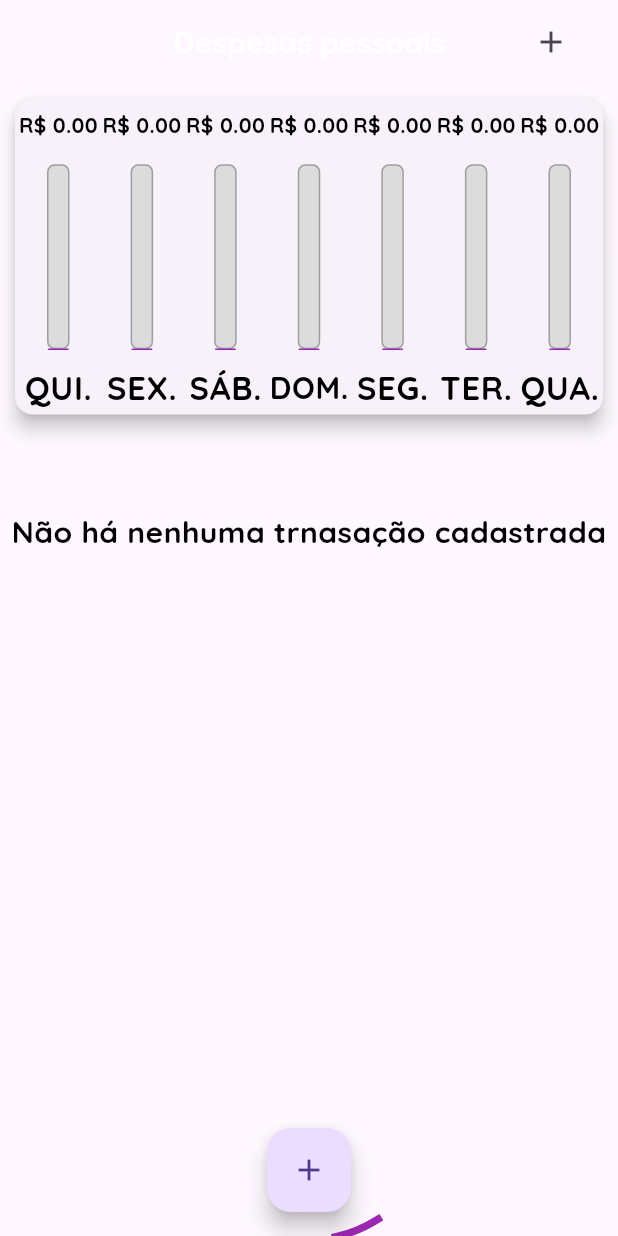
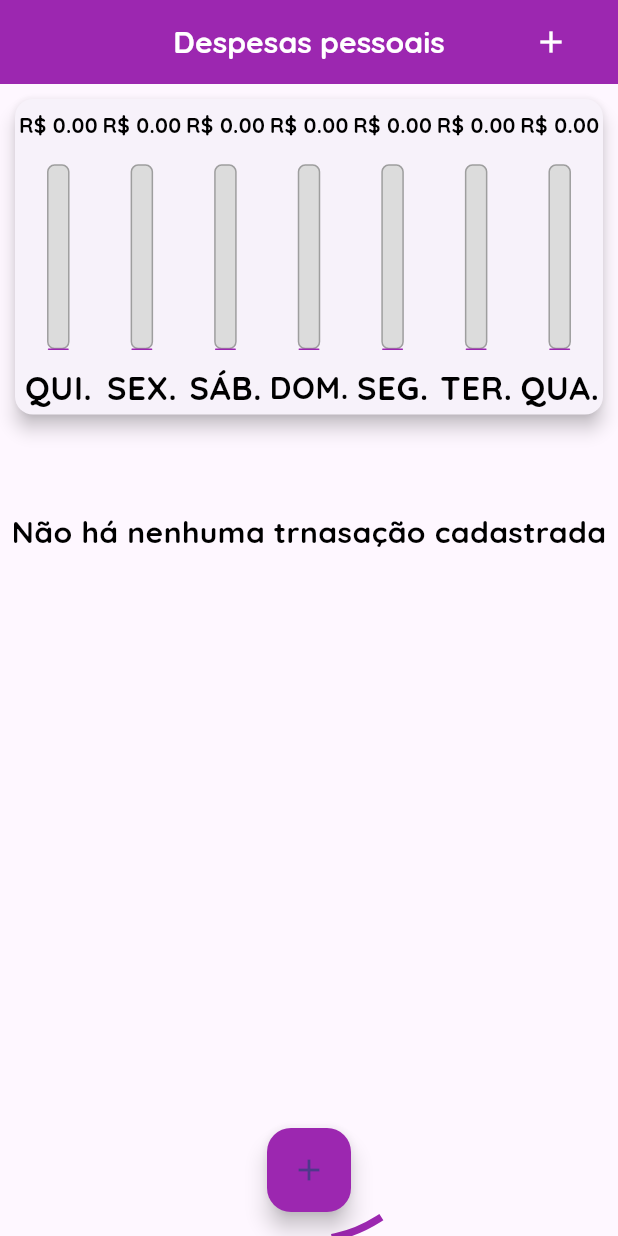
Before and after one commit to jonkstro/curso-flutter-expenses, a Flutter app: the screen it shows after launch, on a phone screen of 412 x 824 dp. Run offline on Flutter 3.47's test engine with Material 3 defaults, Android fonts, the phone set to English and light mode, and no system bars.

Commit message:
Alterado para Material Design 3

```diff
--- a/lib/components/transactions_list.dart
+++ b/lib/components/transactions_list.dart
@@ -67,7 +67,9 @@ class TransactionList extends StatelessWidget {
             itemBuilder: ((context, index) {
               final tr = transactions[index];
               return TransactionItem(
-                key: Key(tr.id),
+                /// QUALQUER OUTRA CHAVE VAI DAR ERRO, POR ISSO FOI USADA ESSA
+                /// POIS SE APAGAR ELA MUDA AS CORES PRA COR ERRADA
+                key: GlobalObjectKey(tr.id),
                 tr: tr,
                 onRemove: onRemove,
               );
--- a/lib/main.dart
+++ b/lib/main.dart
@@ -43,6 +43,10 @@ class ExpenssesApp extends StatelessWidget {
       home: MyHomePage(),
       // DEFINIR OS TEMAS DO APLICATIVO:
       theme: tema.copyWith(
+        useMaterial3: true,
+        floatingActionButtonTheme: FloatingActionButtonThemeData(
+          backgroundColor: Colors.purple,
+        ),
         colorScheme: tema.colorScheme.copyWith(
           primary: Colors.purple,
           secondary: Colors.amber,
@@ -234,11 +238,17 @@ class _MyHomePageState extends State<MyHomePage> {
   Widget _getIconButton(IconData icon, Function() fn) {
     return Platform.isIOS
         ? GestureDetector(
-            child: Icon(icon),
             onTap: fn,
+            child: Icon(
+              icon,
+              color: Colors.white,
+            ),
           )
         : IconButton(
-            icon: Icon(icon),
+            icon: Icon(
+              icon,
+              color: Colors.white,
+            ),
             onPressed: fn,
           );
   }
@@ -294,6 +304,7 @@ class _MyHomePageState extends State<MyHomePage> {
             // NÃO PRECISA MAIS POIS TÁ NO THEME NO primarySwatch
             // backgroundColor: Color.fromARGB(255, 89, 4, 104),
             actions: actions,
+            backgroundColor: Theme.of(context).colorScheme.primary,
           );
 
     // A altura disponível é igual a altura toda - a altura do appbar e status bar do celular
```
